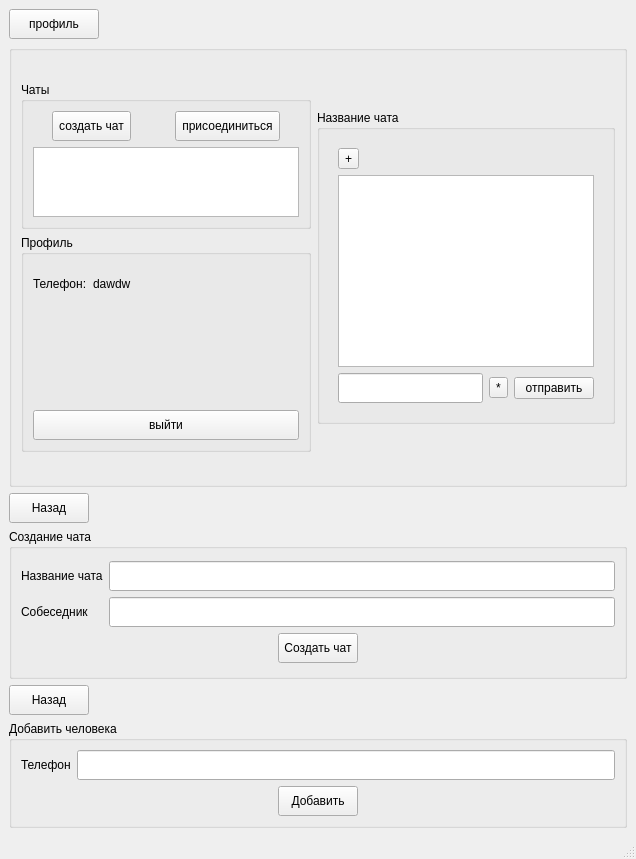
Old version of the form ui/graphic/app_window.ui in the repository yurij-lyubskij/goto_chat.
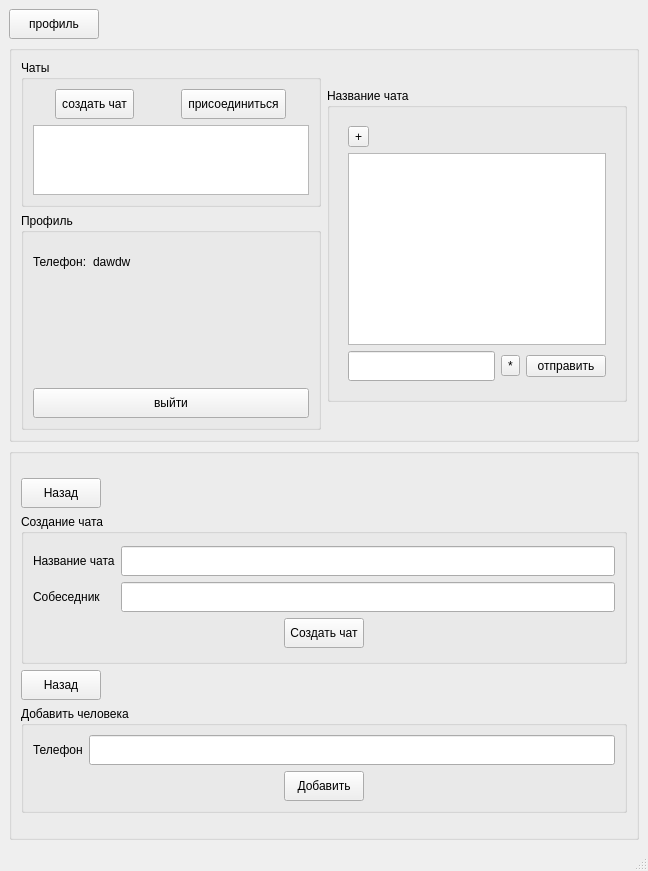
New version of the form.

```diff
--- a/ui/graphic/app_window.ui
+++ b/ui/graphic/app_window.ui
@@ -9,8 +9,8 @@
    <rect>
     <x>0</x>
     <y>0</y>
-    <width>636</width>
-    <height>859</height>
+    <width>648</width>
+    <height>871</height>
    </rect>
   </property>
   <property name="sizePolicy">
@@ -35,10 +35,10 @@
    <string>MainWindow</string>
   </property>
   <widget class="QWidget" name="centralwidget">
-   <layout class="QGridLayout" name="gridLayout_14">
+   <layout class="QGridLayout" name="gridLayout_17">
     <item row="0" column="0">
-     <layout class="QVBoxLayout" name="verticalLayout_7">
-      <item>
+     <layout class="QGridLayout" name="gridLayout_16">
+      <item row="0" column="0">
        <layout class="QVBoxLayout" name="verticalLayout">
         <item>
          <layout class="QHBoxLayout" name="horizontalLayout_4">
@@ -66,6 +66,9 @@
             <property name="orientation">
              <enum>Qt::Horizontal</enum>
             </property>
+            <property name="sizeType">
+             <enum>QSizePolicy::MinimumExpanding</enum>
+            </property>
             <property name="sizeHint" stdset="0">
              <size>
               <width>40</width>
@@ -350,9 +353,15 @@
         </item>
        </layout>
       </item>
-      <item>
-       <layout class="QVBoxLayout" name="verticalLayout_3">
-        <item>
+      <item row="1" column="0">
+       <widget class="QGroupBox" name="groupBox">
+        <property name="title">
+         <string/>
+        </property>
+        <layout class="QGridLayout" name="gridLayout_14">
+         <item row="0" column="0">
+          <layout class="QGridLayout" name="gridLayout_15">
+           <item row="0" column="0">
          <layout class="QHBoxLayout" name="horizontalLayout_6">
           <item>
            <widget class="QPushButton" name="pushButton_5">
@@ -384,6 +393,9 @@
             <property name="orientation">
              <enum>Qt::Horizontal</enum>
             </property>
+               <property name="sizeType">
+                <enum>QSizePolicy::MinimumExpanding</enum>
+               </property>
             <property name="sizeHint" stdset="0">
              <size>
               <width>40</width>
@@ -394,7 +406,7 @@
           </item>
          </layout>
         </item>
-        <item>
+           <item row="1" column="0">
          <widget class="QGroupBox" name="chat_creation">
           <property name="sizePolicy">
            <sizepolicy hsizetype="Preferred" vsizetype="Maximum">
@@ -524,21 +536,27 @@
           </layout>
          </widget>
         </item>
-        <item>
+           <item row="2" column="0">
          <layout class="QVBoxLayout" name="verticalLayout_6">
           <item>
            <layout class="QHBoxLayout" name="horizontalLayout_7">
             <item>
              <widget class="QPushButton" name="pushButton_7">
+                 <property name="sizePolicy">
+                  <sizepolicy hsizetype="Fixed" vsizetype="Fixed">
+                   <horstretch>0</horstretch>
+                   <verstretch>0</verstretch>
+                  </sizepolicy>
+                 </property>
               <property name="minimumSize">
                <size>
-                <width>0</width>
+                   <width>80</width>
                 <height>30</height>
                </size>
               </property>
               <property name="maximumSize">
                <size>
-                <width>16777215</width>
+                   <width>80</width>
                 <height>30</height>
                </size>
               </property>
@@ -552,6 +570,9 @@
               <property name="orientation">
                <enum>Qt::Horizontal</enum>
               </property>
+                 <property name="sizeType">
+                  <enum>QSizePolicy::MinimumExpanding</enum>
+                 </property>
               <property name="sizeHint" stdset="0">
                <size>
                 <width>40</width>
@@ -662,6 +683,9 @@
        </layout>
       </item>
      </layout>
+       </widget>
+      </item>
+     </layout>
     </item>
    </layout>
   </widget>
```
Left out of the diff: 4 changed lines with no effect on the pictures. Lines whose indentation alone changed are shown as unchanged.
